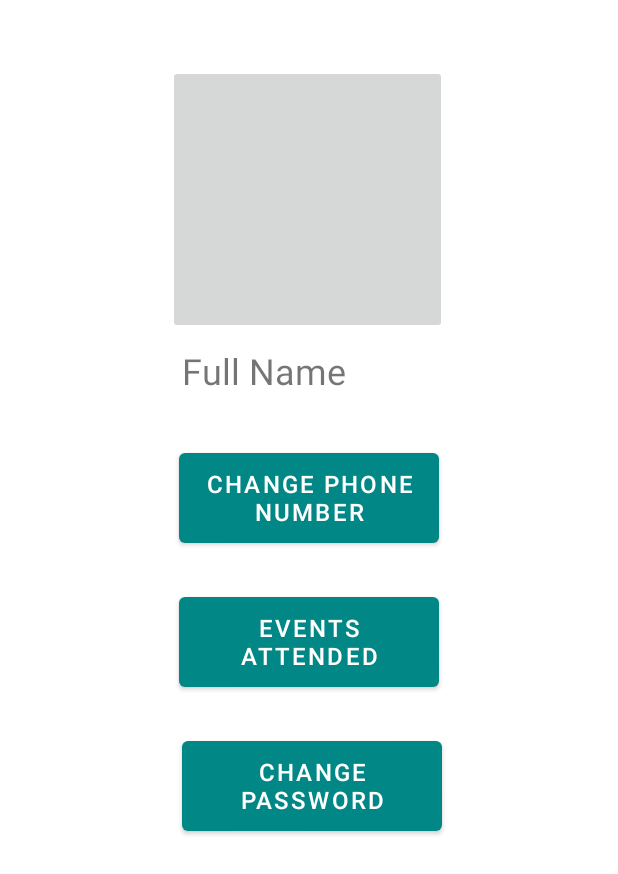
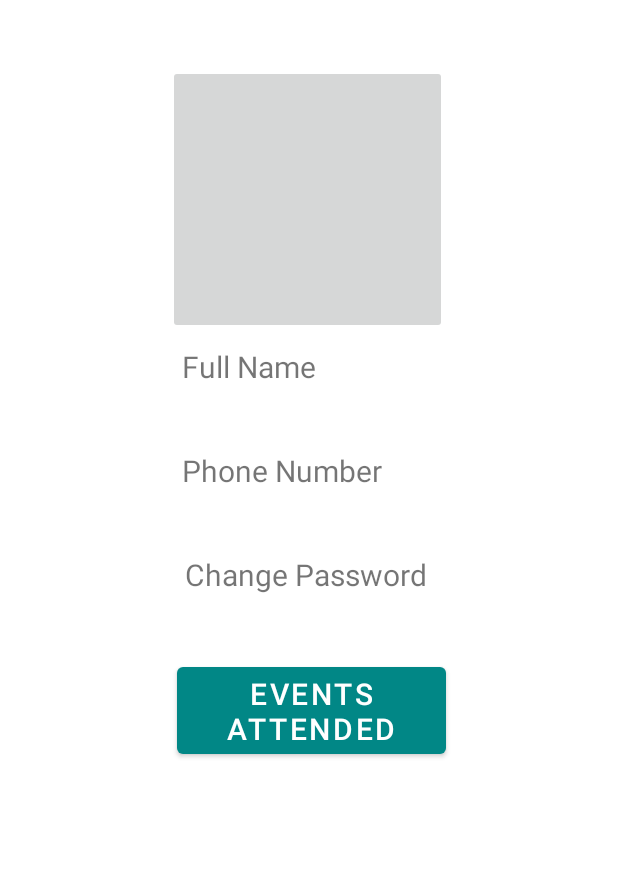
Before and after one commit to ciblorenzo12/EVO, an Android app: the User_Profile_picture screen opened directly, with no data from a screen before it, on a phone screen of 412 x 824 dp. Shown: the top 874 px of the screen. Run offline under Robolectric (Android 15) with nearby library versions, the phone set to English and light mode, and no system bars.

Commit message:
Created profile activity_user_profile_page.xml

```diff
--- a/app/src/main/res/layout/activity_user_profile_picture.xml
+++ b/app/src/main/res/layout/activity_user_profile_picture.xml
@@ -26,44 +26,45 @@
         android:layout_height="45dp"
         android:layout_marginTop="8dp"
         android:text="Full Name"
-        android:textSize="24sp"
+        android:textSize="20sp"
         app:layout_constraintEnd_toEndOf="parent"
         app:layout_constraintStart_toStartOf="parent"
         app:layout_constraintTop_toBottomOf="@+id/imageButton" />
 
-    <Button
+    <TextView
         android:id="@+id/button3"
-        android:layout_width="173dp"
-        android:layout_height="72dp"
-        android:layout_marginTop="20dp"
-        android:text="Change Phone Number"
-        android:textSize="16sp"
+        android:layout_width="169dp"
+        android:layout_height="45dp"
+        android:layout_marginTop="24dp"
+        android:text="Phone Number"
+        android:textSize="20sp"
         app:layout_constraintEnd_toEndOf="parent"
         app:layout_constraintStart_toStartOf="parent"
         app:layout_constraintTop_toBottomOf="@+id/textView" />
 
     <Button
         android:id="@+id/button4"
-        android:layout_width="173dp"
-        android:layout_height="72dp"
+        android:layout_width="179dp"
+        android:layout_height="70dp"
         android:layout_marginTop="24dp"
         android:text="Events Attended"
-        android:textSize="16sp"
+        android:textSize="20sp"
         app:layout_constraintEnd_toEndOf="parent"
+        app:layout_constraintHorizontal_bias="0.508"
+        app:layout_constraintStart_toStartOf="parent"
+        app:layout_constraintTop_toBottomOf="@+id/button5" />
+
+    <TextView
+        android:id="@+id/button5"
+        android:layout_width="169dp"
+        android:layout_height="45dp"
+        android:layout_marginTop="24dp"
+        android:text="Change Password"
+        android:textSize="20sp"
+        app:layout_constraintEnd_toEndOf="parent"
+        app:layout_constraintHorizontal_bias="0.508"
         app:layout_constraintStart_toStartOf="parent"
         app:layout_constraintTop_toBottomOf="@+id/button3" />
 
-    <Button
-        android:id="@+id/button5"
-        android:layout_width="173dp"
-        android:layout_height="72dp"
-        android:layout_marginTop="24dp"
-        android:text="Change Password"
-        android:textSize="16sp"
-        app:layout_constraintEnd_toEndOf="parent"
-        app:layout_constraintHorizontal_bias="0.508"
-        app:layout_constraintStart_toStartOf="parent"
-        app:layout_constraintTop_toBottomOf="@+id/button4" />
-
 
 </androidx.constraintlayout.widget.ConstraintLayout>
```
